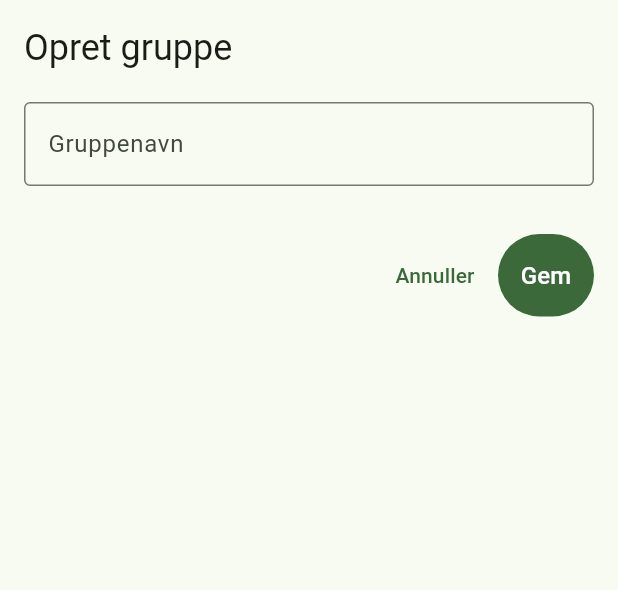
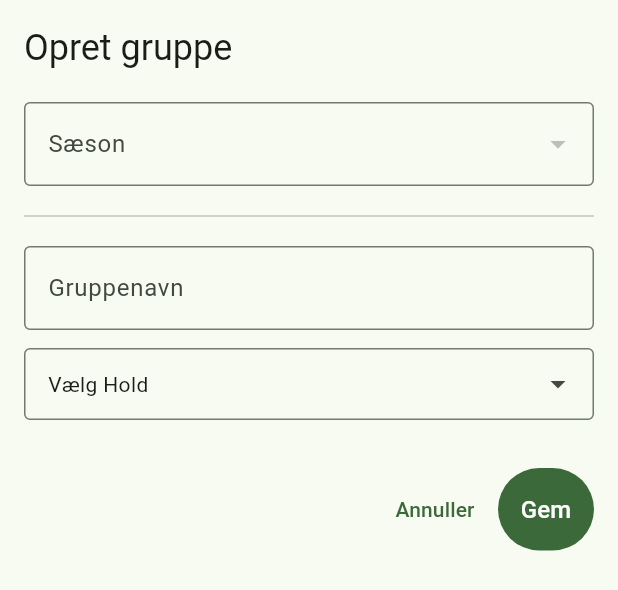
Before and after one commit to toke-dk/science_cup, a Flutter app: the AddGroupModal widget shown alone on an empty page, opened directly, on a phone screen of 412 x 824 dp. Shown: the top 590 px of the screen. Run offline on Flutter 3.47's test engine with Material 3 defaults, Android fonts, the phone set to English and light mode, and no system bars; drawn by our look-alikes of dropdown_search; our stand-ins replace flutter_dotenv, flutter_riverpod, freezed_annotation, go_router, riverpod_annotation, shared_preferences and 2 more; missing offline and left inert: phone_form_field, phone_numbers_parser; accounts and stored records are empty; generated files the repository leaves out were written again.

Commit message:
WIP: making a create group modal, where it is possible to add teams to a group

```diff
--- a/lib/features/group/presentation/add_group_modal.dart
+++ b/lib/features/group/presentation/add_group_modal.dart
@@ -1,26 +1,86 @@
 import 'package:flutter/material.dart';
 import 'package:flutter_riverpod/flutter_riverpod.dart';
+import 'package:science_cup_app/features/group/data/group.dart';
+import 'package:science_cup_app/features/season/application/active_season/current_season_provider.dart';
+import 'package:science_cup_app/features/season/application/season/season_notifier.dart';
+import 'package:science_cup_app/features/season/data/models/season.dart';
+import 'package:science_cup_app/features/team/application/team_notifier.dart';
+import 'package:science_cup_app/features/team/data/models/team.dart';
 
 import '../../../shared/presentation/modals/create_entity_modal.dart';
 import '../application/group_notifier.dart';
 
-class AddGroupModal extends ConsumerWidget {
-  const AddGroupModal({super.key});
+class AddGroupModal extends ConsumerStatefulWidget {
+  const AddGroupModal({super.key, this.group});
+  final Group? group;
 
   @override
-  Widget build(BuildContext context, WidgetRef ref) {
+  ConsumerState<AddGroupModal> createState() => _AddGroupModalState();
+}
+
+class _AddGroupModalState extends ConsumerState<AddGroupModal> {
+  Season? _selectedSeason;
+
+  @override
+  void initState() {
+    super.initState();
+    // Startværdi = den aktuelle sæson (læses synkront)
+    _selectedSeason = ref.read(currentSeasonProvider);
+  }
+
+  @override
+  Widget build(BuildContext context) {
+    final seasonsAsync = ref.watch(seasonsProvider);
+    final teamsAsync = _selectedSeason != null
+        ? ref.watch(teamProvider(_selectedSeason!.id))
+        : const AsyncValue.data(<Team>[]);
+
+    return seasonsAsync.when(
+      loading: () => const Center(child: CircularProgressIndicator()),
+      error: (e, _) => Center(child: Text('Fejl: $e')),
+      data: (seasons) {
+        // Hvis startværdi var null, sæt til første sæson
+        if (_selectedSeason == null && seasons.isNotEmpty) {
+          _selectedSeason = seasons.first;
+        }
+
         return CreateEntityModal(
-      title: 'Opret gruppe',
+          // 🔑 Ny key hver gang teams eller sæson skifter → modal nulstilles
+          key: ValueKey(_selectedSeason?.id),
+          title: '${widget.group == null ? "Opret" : "Rediger"} gruppe',
           fields: [
+            SelectFieldConfig<Season>(
+              key: 'season',
+              label: 'Sæson',
+              options: seasons,
+              optionLabel: (s) => s.name ?? '?',
+              initialValue: _selectedSeason,
+              onFieldSelected: (season) {
+                setState(() => _selectedSeason = season);
+              },
+            ),
+            DividerFieldConfig(),
             TextFieldConfig(
               key: 'name',
               label: 'Gruppenavn',
               validator: (v) => v == null || v.isEmpty ? 'Indtast navn' : null,
             ),
+            MultiSelectFieldConfig<Team>(
+              key: 'teams',
+              label: 'Hold',
+              items: (filter) => teamsAsync.value ?? <Team>[],
+              itemAsString: (t) => t.name ?? '?',
+            ),
           ],
           onSubmit: (data) async {
-        // data['name'] er en trimmed String
-        await ref.read(groupProvider.notifier).createGroup(name: data['name']);
+            final name = data['name'] as String;
+            final season = data['season'] as Season;
+            final teams = data['teams'] as List<Team>;
+            return;
+            // TODO:
+            await ref.read(groupProvider.notifier).createGroup(name: name);
+          },
+        );
       },
     );
   }
--- a/lib/features/team/presentation/add_team_modal.dart
+++ b/lib/features/team/presentation/add_team_modal.dart
@@ -97,7 +97,6 @@ class _AddTeamModalState extends ConsumerState<AddTeamModal> {
               )
               .toList(),
           itemAsString: (item) => item.name ?? '?',
-          itemLabelString: (item) => item.name ?? '?',
           itemSubtitleString: (item) => item.phone ?? '',
           initialValues: widget.team?.contacts,
           createEntityWidget: AddContactModal(),
--- a/lib/shared/presentation/modals/create_entity_modal.dart
+++ b/lib/shared/presentation/modals/create_entity_modal.dart
@@ -62,24 +62,46 @@ class TimeFieldConfig extends FieldConfig {
 }
 
 // Select / dropdown
-class SelectFieldConfig extends FieldConfig {
+class SelectFieldConfig<T> extends FieldConfig {
   final String key;
   final String label;
-  final List<dynamic> options;
-  final String Function(dynamic) optionLabel;
-  final String? Function(dynamic)? validator;
-  final dynamic initialValue;
+
+  // --- Interne typed funktioner ---
+  final List<T> _options;
+  final String Function(T) _optionLabel;
+  final String? Function(T?)? _validator;
+  final void Function(T)? _onFieldSelected;
+  final T? _initialValue;
+
+  // --- Dynamiske gettere (efter MultiSelect-mønster) ---
+  List<dynamic> get options => _options.cast<dynamic>();
+
+  String Function(dynamic) get optionLabel =>
+      (dynamic x) => _optionLabel(x as T);
+
+  String? Function(dynamic)? get validator =>
+      _validator != null ? (dynamic x) => _validator(x as T?) : null;
+
+  void Function(dynamic)? get onFieldSelected =>
+      _onFieldSelected != null ? (dynamic x) => _onFieldSelected(x as T) : null;
+
+  dynamic get initialValue => _initialValue as dynamic;
 
   const SelectFieldConfig({
     required this.key,
     required this.label,
-    required this.options,
-    required this.optionLabel,
-    this.validator,
-    this.initialValue,
+    required List<T> options,
+    required String Function(T) optionLabel,
+    String? Function(T?)? validator,
+    void Function(T)? onFieldSelected,
+    T? initialValue,
     super.group,
     super.createEntityWidget,
-  });
+  }) : _options = options,
+       _optionLabel = optionLabel,
+       _validator = validator,
+       _onFieldSelected = onFieldSelected,
+       _initialValue = initialValue;
 }
 
 // Divider (rent visuel)
@@ -131,14 +153,12 @@ class MultiSelectFieldConfig<T> extends FieldConfig {
       (filter, _) => _items(filter).cast<dynamic>();
 
   final String Function(T) _itemAsStringTyped;
-  final String Function(T) _itemLabelStringTyped;
   final String Function(T)? _itemSubtitleStringTyped;
 
   /// Dynamisk wrappere der cast’er input til `T`.
   String Function(dynamic) get itemAsString =>
       (dynamic x) => _itemAsStringTyped(x as T);
-  String Function(dynamic) get itemLabelString =>
-      (dynamic x) => _itemLabelStringTyped(x as T);
+
   String Function(dynamic)? get itemSubtitleString =>
       _itemSubtitleStringTyped != null
       ? (dynamic x) => _itemSubtitleStringTyped(x as T)
@@ -152,7 +172,6 @@ class MultiSelectFieldConfig<T> extends FieldConfig {
     required this.label,
     required List<T> Function(String filter) items,
     required String Function(T) itemAsString,
-    required String Function(T) itemLabelString,
     String Function(T)? itemSubtitleString,
     this.initialValues,
     this.validator,
@@ -160,7 +179,6 @@ class MultiSelectFieldConfig<T> extends FieldConfig {
     super.createEntityWidget,
   }) : _items = items,
        _itemAsStringTyped = itemAsString,
-       _itemLabelStringTyped = itemLabelString,
        _itemSubtitleStringTyped = itemSubtitleString;
 }
 
@@ -337,6 +355,7 @@ class _CreateEntityModalState extends State<CreateEntityModal> {
         :final options,
         :final optionLabel,
         :final validator,
+        :final onFieldSelected,
       ) =>
         DropdownButtonFormField<dynamic>(
           initialValue: _selectValues[key],
@@ -352,7 +371,10 @@ class _CreateEntityModalState extends State<CreateEntityModal> {
                 ),
               )
               .toList(),
-          onChanged: (v) => setState(() => _selectValues[key] = v),
+          onChanged: (v) {
+            if (onFieldSelected != null) onFieldSelected(v);
+            setState(() => _selectValues[key] = v);
+          },
           validator: validator,
         ),
       DividerFieldConfig(:final height, :final thickness) => Divider(
@@ -435,7 +457,7 @@ class _CreateEntityModalState extends State<CreateEntityModal> {
           showSearchBox: true,
           itemBuilder: (context, item, isDisabled, isSelected) {
             return ListTile(
-              title: Text(f.itemLabelString(item)),
+              title: Text(f.itemAsString(item)),
               subtitle: f.itemSubtitleString != null
                   ? Text(f.itemSubtitleString!(item))
                   : null,
```
Lines whose indentation alone changed are shown as unchanged.
